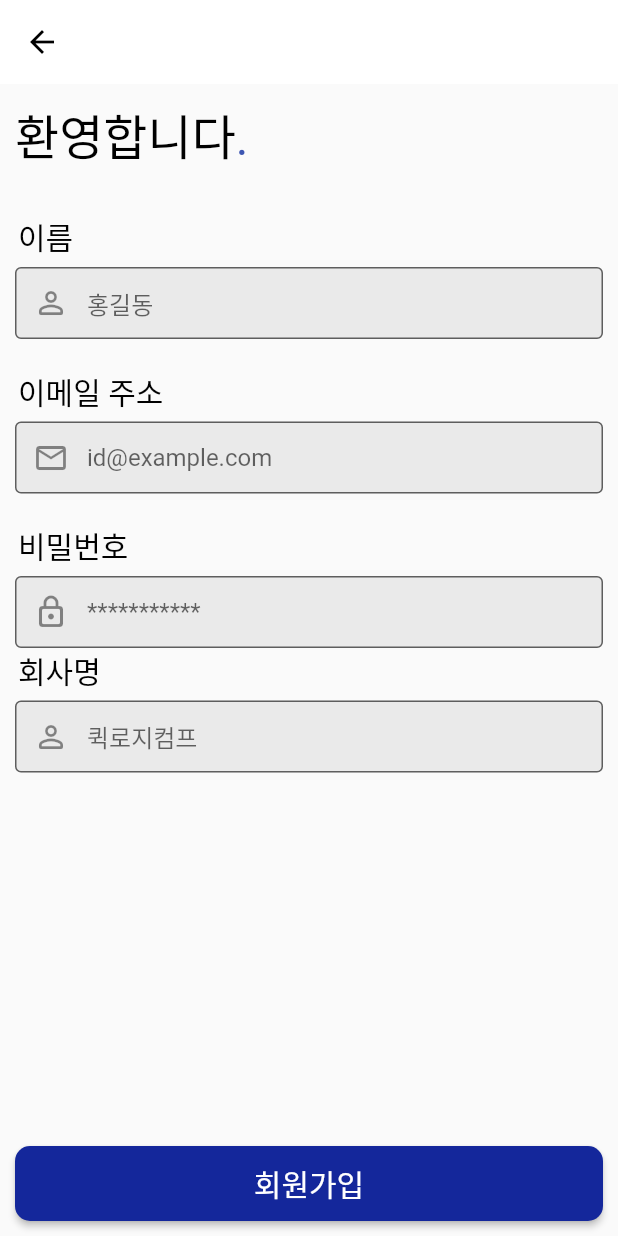
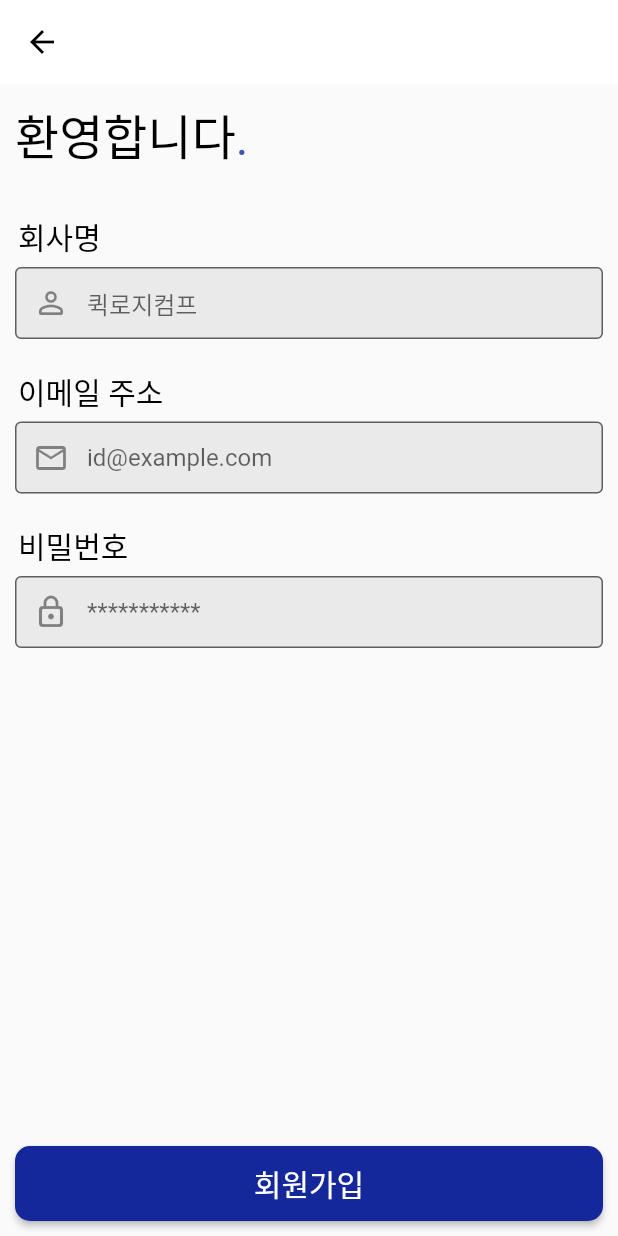
Before and after one commit to minseonkkim/QuickLogi, a Flutter app: the JoinScreen screen opened directly, on a phone screen of 412 x 824 dp. Run offline on Flutter 3.47's test engine with Material 2 defaults, Android fonts, the phone set to English and light mode, and no system bars; our stand-ins replace firebase_auth, firebase_core, get; accounts and stored records are empty; Roboto replaces fonts that are missing (Pretendard, PretendardBold).

Commit message:
회원가입 화면 수정, 스플래시 화면 돌아감

```diff
--- a/companyapp/lib/main.dart
+++ b/companyapp/lib/main.dart
@@ -1,4 +1,6 @@
 import 'package:flutter/material.dart';
+import 'package:flutter_application_1/screens/authentication/join_screen.dart';
+import 'package:flutter_application_1/screens/authentication/login_screen.dart';
 import 'package:flutter_application_1/screens/home_screen.dart';
 import 'package:flutter_application_1/screens/main_screen.dart';
 import 'package:flutter_application_1/screens/profile_screen.dart';
@@ -45,6 +47,9 @@ class MyApp extends StatelessWidget {
         GetPage(name: '/HomeScreen', page: () => HomeScreen()),
         GetPage(name: '/RequestListScreen', page: () => const RequestListScreen()),
         GetPage(name: '/ProfileScreen', page: () => ProfileScreen()),
+        GetPage(name: '/JoinScreen', page: () => JoinScreen()),
+        GetPage(name: '/LoginScreen', page: () => LoginScreen())
+
       ],
     );
   }
--- a/companyapp/lib/screens/authentication/join_screen.dart
+++ b/companyapp/lib/screens/authentication/join_screen.dart
@@ -61,7 +61,7 @@ class JoinScreen extends StatelessWidget {
                     Padding(
                       padding: const EdgeInsets.fromLTRB(2, 0, 0, 5),
                       child: Text(
-                        '이름',
+                        '회사명',
                         style: TextStyle(
                             fontFamily: 'Pretendard',
                             color: Colors.black,
@@ -76,7 +76,7 @@ class JoinScreen extends StatelessWidget {
                             fillColor: GREY2,
                             filled: true,
                             prefixIcon: Icon(Icons.person_outline_rounded),
-                            hintText: '홍길동',
+                            hintText: '퀵로지컴프',
                             border: OutlineInputBorder(),
                             contentPadding: EdgeInsets.all(5))),
                     SizedBox(
@@ -134,30 +134,6 @@ class JoinScreen extends StatelessWidget {
                             hintText: '***********',
                             border: OutlineInputBorder(),
                             contentPadding: EdgeInsets.all(5))),
-                    Padding(
-                      padding: const EdgeInsets.fromLTRB(2, 0, 0, 5),
-                      child: Text(
-                        '회사명',
-                        style: TextStyle(
-                            fontFamily: 'Pretendard',
-                            color: Colors.black,
-                            fontSize: 20),
-                      ),
-                    ),
-                    TextFormField(
-                        keyboardType: TextInputType.text,
-                        focusNode: _compnameFocus,
-                        controller: _nameController,
-                        decoration: InputDecoration(
-                            fillColor: GREY2,
-                            filled: true,
-                            prefixIcon: Icon(Icons.person_outline_rounded),
-                            hintText: '퀵로지컴프',
-                            border: OutlineInputBorder(),
-                            contentPadding: EdgeInsets.all(5))),
-                    SizedBox(
-                      height: 20,
-                    ),
                   ],
                 )),
               )),
```
